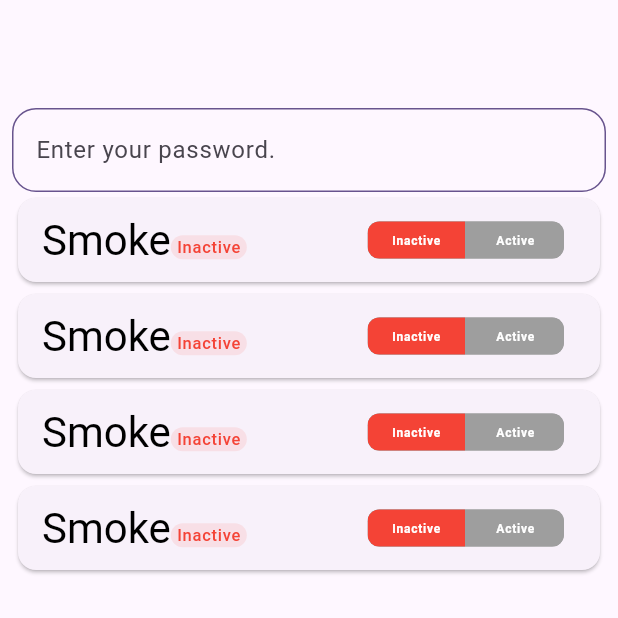
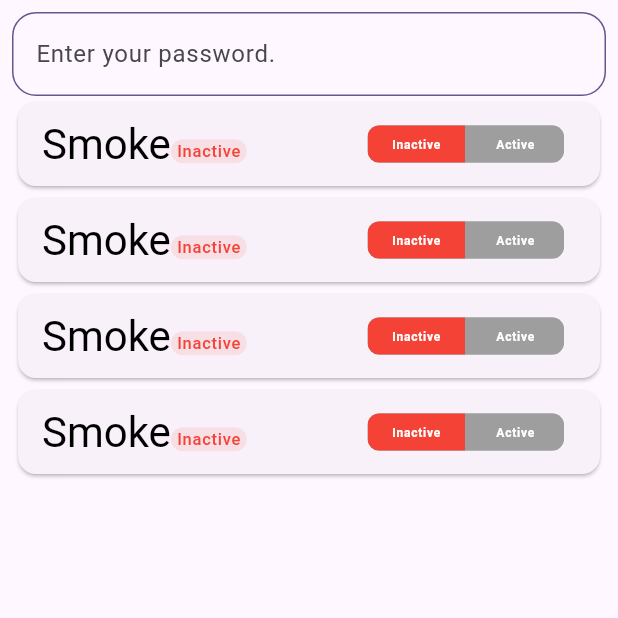
Before and after one commit to shaheen-singularity/commando_test_app, a Flutter app: the screen it shows after launch, on a phone screen of 412 x 824 dp, the top half of it. Run offline on Flutter 3.47's test engine with Material 3 defaults, Android fonts, the light colour scheme and no system bars; drawn by our look-alikes of toggle_switch; our stand-ins replace dio, gap, get, oktoast.

Commit message:
Added: dev_Yeasin

```diff
--- a/lib/home/screen/home_screen.dart
+++ b/lib/home/screen/home_screen.dart
@@ -16,11 +16,11 @@ class HomeScreen extends StatelessWidget {
       init: HomeController(),
       builder: (controller) {
         return Scaffold(
-          body: Padding(
+          body: SafeArea(
+            child: Padding(
               padding: const EdgeInsets.all(8.0),
               child: Column(
                 children: [
-                Gap(64),
                   TextFormField(
                     controller: controller.regNumberController,
                     decoration: InputDecoration(
@@ -245,6 +245,7 @@ class HomeScreen extends StatelessWidget {
                 ],
               ),
             ),
+          ),
         );
       }
     );
--- a/lib/main.dart
+++ b/lib/main.dart
@@ -1,3 +1,4 @@
+import 'package:commando_test_app/core/binding/main_binding.dart';
 import 'package:commando_test_app/home/screen/home_screen.dart';
 import 'package:flutter/material.dart';
 import 'package:get/get_navigation/src/root/get_material_app.dart';
@@ -13,12 +14,14 @@ class MyApp extends StatelessWidget {
   @override
   Widget build(BuildContext context) {
     return GetMaterialApp(
+      debugShowCheckedModeBanner: false,
       title: 'Flutter Demo',
       theme: ThemeData(
         colorScheme: ColorScheme.fromSeed(seedColor: Colors.deepPurple),
         useMaterial3: true,
       ),
       home: HomeScreen(),
+      initialBinding: MainBinding(),
     );
   }
 }
```
Lines whose indentation alone changed are shown as unchanged.
